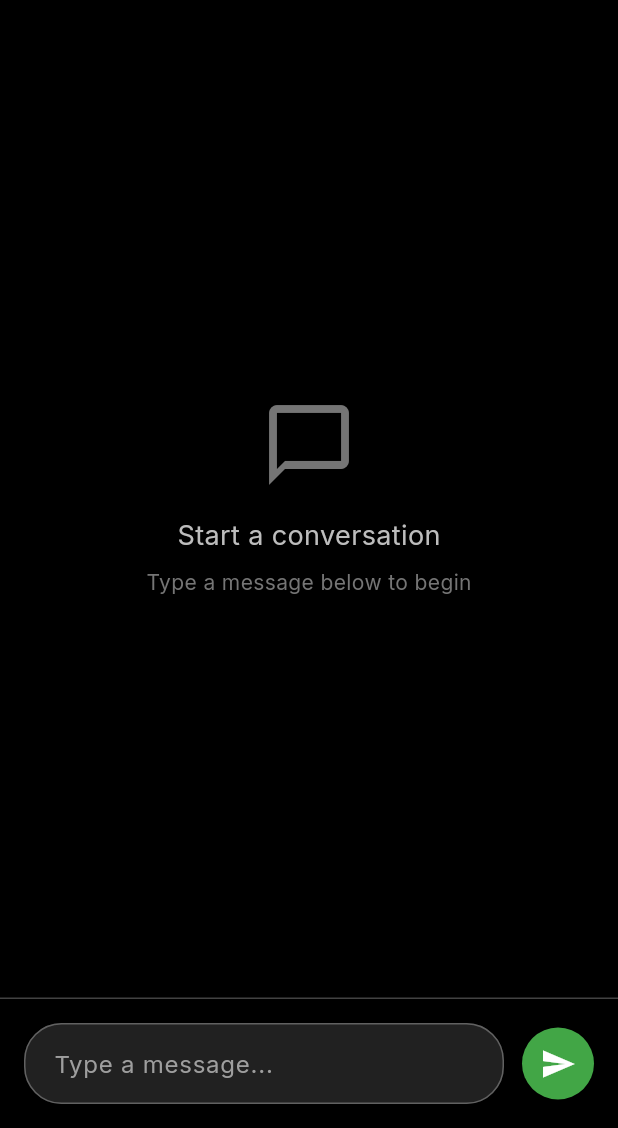
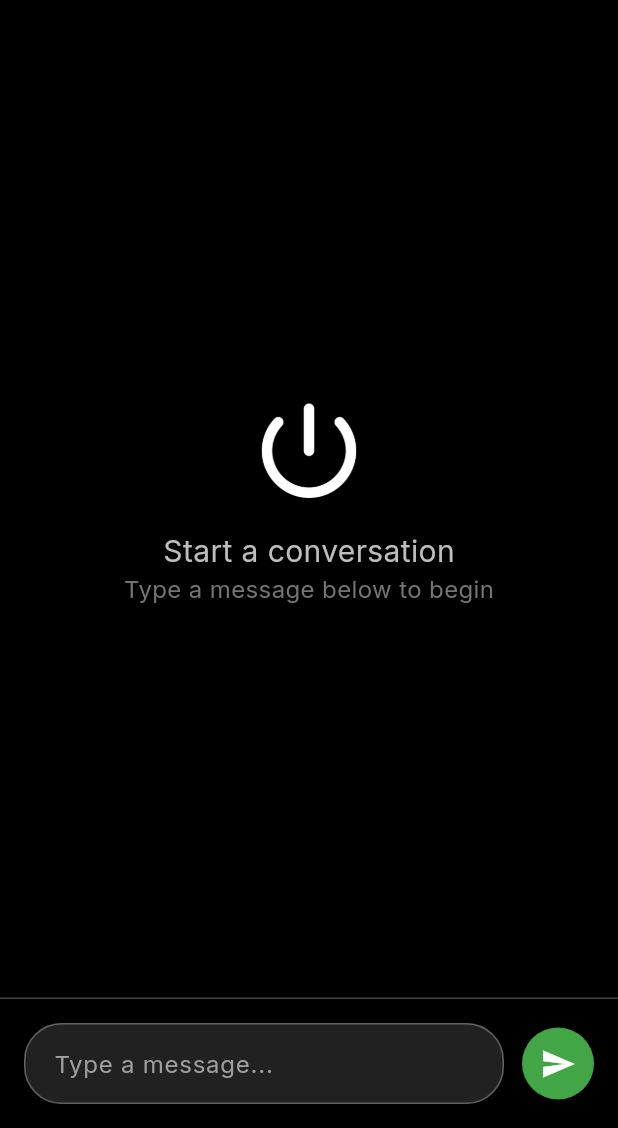
Before and after one commit to 0xAhmd/fake-mind, a Flutter app: the ChatPage screen opened directly, after a tap on the "more vert" icon, on a phone screen of 412 x 824 dp, the part 108-1236 px from its top. Run offline on Flutter 3.47's test engine with Material 3 defaults, Android fonts, the phone set to English and light mode, and no system bars; our stand-ins replace cloud_firestore, connectivity_plus, equatable, firebase_auth, firebase_core, flutter_bloc and 5 more; missing offline and left inert: markdown; accounts and stored records are empty; generated files the repository leaves out were written again; network calls fail; statements that could not run were skipped.

Commit message:
UI Refinements

```diff
--- a/lib/chat/presentation/widgets/chat_appbar.dart
+++ b/lib/chat/presentation/widgets/chat_appbar.dart
@@ -71,7 +71,7 @@ class ChatAppBar extends StatelessWidget implements PreferredSizeWidget {
       ),
       actions: [
         IconButton(
-          icon: const Icon(Icons.history, color: Colors.white),
+          icon: const Icon(Icons.history_toggle_off, color: Colors.white),
           onPressed: () {
             Navigator.push(
               context,
--- a/lib/chat/presentation/widgets/chat_list_appbar.dart
+++ b/lib/chat/presentation/widgets/chat_list_appbar.dart
@@ -10,7 +10,7 @@ class ChatListAppBar extends StatelessWidget implements PreferredSizeWidget {
   @override
   Widget build(BuildContext context) {
     return Padding(
-      padding: const EdgeInsets.only(left: 8),
+      padding: const EdgeInsets.only(left: 12, right: 4),
       child: AppBar(
         leadingWidth: 45,
         leading: Image.asset("assets/logo.png", color: Colors.white),
--- a/lib/chat/presentation/widgets/chat_list_body.dart
+++ b/lib/chat/presentation/widgets/chat_list_body.dart
@@ -4,6 +4,7 @@ import 'package:fake_mind/chat/presentation/widgets/chat_empty_view.dart';
 import 'package:fake_mind/chat/presentation/widgets/chat_err_view.dart';
 import 'package:fake_mind/chat/presentation/widgets/chat_list_view.dart';
 import 'package:fake_mind/chat/presentation/widgets/chat_search_bar.dart';
+import 'package:flutter/cupertino.dart';
 import 'package:flutter/material.dart';
 import 'package:flutter_bloc/flutter_bloc.dart';
 
@@ -29,6 +30,7 @@ class ChatListBody extends StatelessWidget {
           return Column(
             children: [
               if (state.chatHistory.isNotEmpty) const ChatSearchBar(),
+              const SizedBox(height: 3),
               Expanded(child: ChatListView(chats: chats)),
             ],
           );
@@ -39,7 +41,7 @@ class ChatListBody extends StatelessWidget {
         }
 
         return const Center(
-          child: CircularProgressIndicator(color: kChatBubbleUser),
+          child: CupertinoActivityIndicator(color: kChatBubbleUser),
         );
       },
     );
--- a/lib/chat/presentation/widgets/chat_list_view.dart
+++ b/lib/chat/presentation/widgets/chat_list_view.dart
@@ -3,6 +3,7 @@ import 'package:fake_mind/chat/presentation/cubit/chat_state.dart';
 import 'package:fake_mind/chat/presentation/pages/chat_page.dart';
 import 'package:fake_mind/chat/presentation/widgets/chat_dialogs.dart';
 import 'package:fake_mind/chat/presentation/widgets/chat_list_item.dart';
+import 'package:flutter/cupertino.dart';
 import 'package:flutter/material.dart';
 import 'package:flutter_bloc/flutter_bloc.dart';
 import '../../data/model/chat_model.dart';
@@ -25,7 +26,7 @@ class ChatListView extends StatelessWidget {
         builder: (context, state) {
           if (state is ChatLoaded && state.isLoading) {
             return const Center(
-              child: CircularProgressIndicator(color: kChatBubbleUser),
+              child: CupertinoActivityIndicator(color: kChatBubbleUser),
             );
           }
 
--- a/lib/chat/presentation/widgets/messages_list.dart
+++ b/lib/chat/presentation/widgets/messages_list.dart
@@ -1,4 +1,5 @@
 import 'package:fake_mind/chat/presentation/widgets/chat_bubble.dart';
+import 'package:flutter/cupertino.dart';
 import 'package:flutter/material.dart';
 import 'package:flutter_bloc/flutter_bloc.dart';
 import 'package:google_fonts/google_fonts.dart';
@@ -43,7 +44,7 @@ class MessagesList extends StatelessWidget {
         }
 
         return const Center(
-          child: CircularProgressIndicator(color: kChatBubbleUser),
+          child: CupertinoActivityIndicator(color: kChatBubbleUser),
         );
       },
     );
@@ -59,16 +60,16 @@ class MessagesList extends StatelessWidget {
       child: Column(
         mainAxisAlignment: MainAxisAlignment.center,
         children: [
-          Icon(Icons.chat_bubble_outline, size: 64, color: Colors.grey[600]),
-          const SizedBox(height: 16),
+          Image.asset(startStateImg, width: 84, color: Colors.white),
+          const SizedBox(height: 10),
           Text(
             'Start a conversation',
-            style: GoogleFonts.inter(fontSize: 18, color: Colors.grey[400]),
+            style: GoogleFonts.inter(fontSize: 20, color: Colors.grey[400]),
           ),
-          const SizedBox(height: 8),
+
           Text(
             'Type a message below to begin',
-            style: GoogleFonts.inter(fontSize: 14, color: Colors.grey[600]),
+            style: GoogleFonts.inter(fontSize: 16, color: Colors.grey[600]),
           ),
         ],
       ),
--- a/lib/constants.dart
+++ b/lib/constants.dart
@@ -1,6 +1,7 @@
 import 'package:flutter/material.dart';
 
-
-const kScaffoldBackgroundColor = Colors.black;
-const kChatBubbleUser = Color(0xff42a646);
-const kChatBubbleBot = Color(0xff3a3a3a);
+const Color kScaffoldBackgroundColor = Colors.black;
+const Color kChatBubbleUser = Color(0xff42a646);
+const Color kChatBubbleBot = Color(0xff3a3a3a);
+const String emptyStateImg = 'assets/empty-folder.png';
+const String startStateImg = 'assets/power.png';
--- a/pubspec.yaml
+++ b/pubspec.yaml
@@ -76,7 +76,7 @@ flutter:
   # To add assets to your application, add an assets section, like this:
   assets:
     - .env
-    - assets/logo.png
+    - assets/
   #   - images/a_dot_ham.jpeg
   # An image asset can refer to one or more resolution-specific "variants", see
   # https://flutter.dev/to/resolution-aware-images
```
Also changed, not shown: lib/chat/presentation/widgets/chat_empty_view.dart (+4 -3 lines), lib/chat/presentation/widgets/chat_search_bar.dart (+10 -9 lines), assets/empty-folder.png (added), assets/power.png (added).
